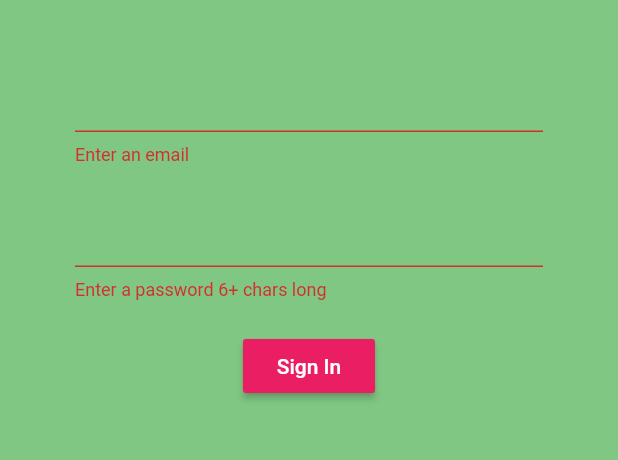
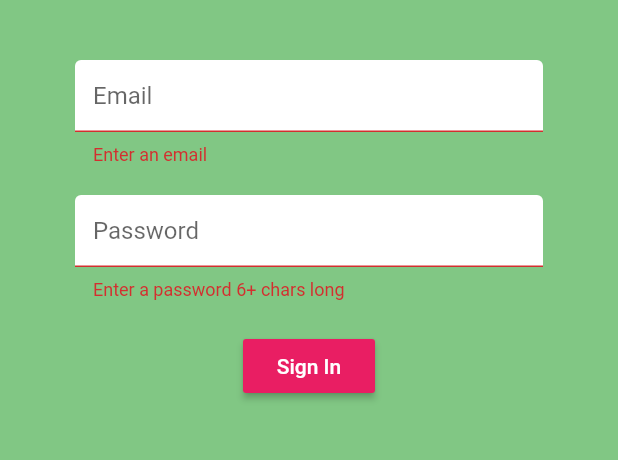
Before and after one commit to AlexKraham/pantrily, a Flutter app: the screen it shows after launch, after a tap on "Sign In", on a phone screen of 412 x 824 dp, the part 84-544 px from its top. Run offline on Flutter 3.47's test engine with Material 2 defaults, Android fonts, the phone set to English and light mode, and no system bars; our stand-ins replace firebase_auth, firebase_core; accounts and stored records are empty.

Commit message:
added a bit of styling

```diff
--- a/lib/screens/authenticate/register.dart
+++ b/lib/screens/authenticate/register.dart
@@ -1,5 +1,6 @@
 import 'package:flutter/material.dart';
 import 'package:pantrily/services/auth.dart';
+import 'package:pantrily/shared/constants.dart';
 
 class Register extends StatefulWidget {
   final Function toggleView;
@@ -44,6 +45,7 @@ class _RegisterState extends State<Register> {
             children: [
               SizedBox(height: 20.0),
               TextFormField(
+                decoration: textInputDecoration.copyWith(hintText: 'Email'),
                 onChanged: (val) {
                   setState(() {
                     email = val;
@@ -53,6 +55,7 @@ class _RegisterState extends State<Register> {
               ),
               SizedBox(height: 20.0),
               TextFormField(
+                decoration: textInputDecoration.copyWith(hintText: 'Password'),
                 obscureText: true,
                 onChanged: (val) {
                   setState(() {
--- a/lib/screens/authenticate/sign_in.dart
+++ b/lib/screens/authenticate/sign_in.dart
@@ -1,5 +1,6 @@
 import 'package:flutter/material.dart';
 import 'package:pantrily/services/auth.dart';
+import 'package:pantrily/shared/constants.dart';
 
 class SignIn extends StatefulWidget {
   final Function toggleView;
@@ -43,6 +44,7 @@ class _SignInState extends State<SignIn> {
             children: [
               SizedBox(height: 20.0),
               TextFormField(
+                decoration: textInputDecoration.copyWith(hintText: 'Email'),
                 validator: (val) => val.isEmpty ? 'Enter an email' : null,
                 onChanged: (val) {
                   setState(() {
@@ -52,6 +54,7 @@ class _SignInState extends State<SignIn> {
               ),
               SizedBox(height: 20.0),
               TextFormField(
+                decoration: textInputDecoration.copyWith(hintText: 'Password'),
                 validator: (val) =>
                     val.length < 6 ? 'Enter a password 6+ chars long' : null,
                 obscureText: true,
--- /dev/null
+++ b/lib/shared/constants.dart
@@ -0,0 +1,12 @@
+import 'package:flutter/material.dart';
+
+const textInputDecoration = InputDecoration(
+  fillColor: Colors.white,
+  filled: true,
+  enabledBorder: OutlineInputBorder(
+    borderSide: BorderSide(color: Colors.white, width: 2.0),
+  ),
+  focusedBorder: OutlineInputBorder(
+    borderSide: BorderSide(color: Colors.pink, width: 2.0),
+  ),
+);
```
